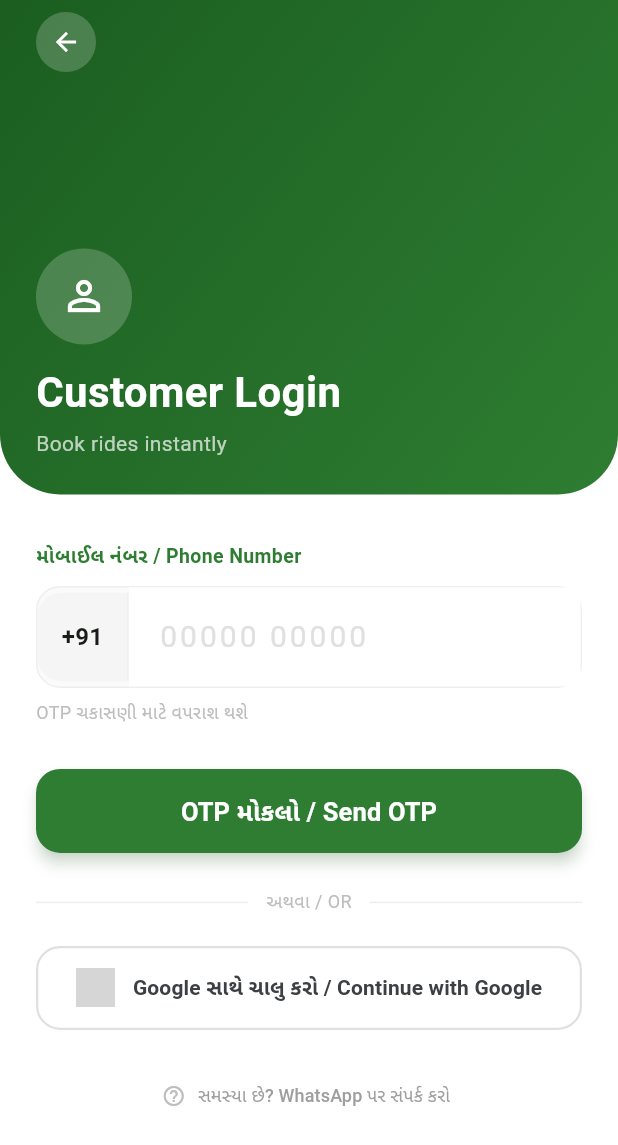
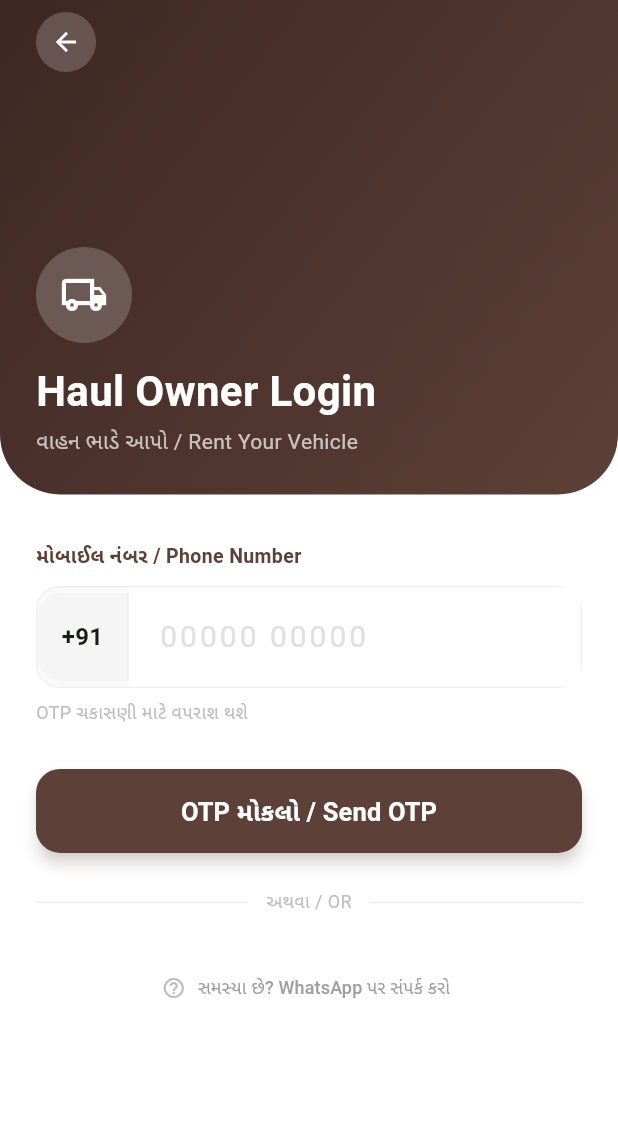
Before and after one commit to Tanvir4801/GaamOps, a Flutter app: the screen it shows after launch, after a tap on "વાહન માલિક — GaamHaul", on a phone screen of 412 x 824 dp. Shown: the top 1145 px of the screen. Run offline on Flutter 3.47's test engine with Material 3 defaults, Android fonts, the phone set to English and light mode, and no system bars; our stand-ins replace cloud_firestore, firebase_auth, firebase_core, firebase_messaging, firebase_storage, flutter_local_notifications and 8 more; missing offline and left inert: geoflutterfire_plus; accounts and stored records are empty; generated files the repository leaves out were written again; grey boxes are pictures that could not be loaded.

Commit message:
Add distinct brown theme for haul owner login and OTP screens
Updated login_screen.dart to include a brown color scheme for haul owner role, modifying the header gradient, title, subtitle, and icon. Also adjusted the Google Sign-In button visibility to hide for haul owners. Modified otp_screen.dart to apply the same brown color scheme to OTP input fields and buttons when the role is 'haul_owner'.

Replit-Commit-Author: Agent
Replit-Commit-Session-Id: b3f8bc69-14a3-4dbd-b024-f28516579e19
Replit-Commit-Checkpoint-Type: full_checkpoint
Replit-Commit-Event-Id: ce6b825e-5e21-4a6f-82de-3eb023b4c1c7
Replit-Commit-Screenshot-Url: https://storage.googleapis.com/screenshot-production-us-central1/41ca1891-4587-4a8d-b932-4e5f5cb112ab/b3f8bc69-14a3-4dbd-b024-f28516579e19/Kz20oWG
Replit-Helium-Checkpoint-Created: true

```diff
--- a/mobile/lib/screens/login_screen.dart
+++ b/mobile/lib/screens/login_screen.dart
@@ -25,11 +25,38 @@ class _LoginScreenState extends State<LoginScreen> {
   bool _googleLoading = false;
   String? _error;
 
-  bool get _isSaathi => widget.role == 'saathi';
-  Color get _color =>
-      _isSaathi ? const Color(0xFFE65100) : const Color(0xFF2E7D32);
-  Color get _darkColor =>
-      _isSaathi ? const Color(0xFFBF360C) : const Color(0xFF1B5E20);
+  bool get _isSaathi    => widget.role == 'saathi';
+  bool get _isHaulOwner => widget.role == 'haul_owner';
+
+  Color get _color {
+    if (_isSaathi)    return const Color(0xFFE65100);
+    if (_isHaulOwner) return const Color(0xFF5D4037);
+    return const Color(0xFF2E7D32);
+  }
+
+  Color get _darkColor {
+    if (_isSaathi)    return const Color(0xFFBF360C);
+    if (_isHaulOwner) return const Color(0xFF3E2723);
+    return const Color(0xFF1B5E20);
+  }
+
+  String get _title {
+    if (_isSaathi)    return 'Saathi Login';
+    if (_isHaulOwner) return 'Haul Owner Login';
+    return 'Customer Login';
+  }
+
+  String get _subtitle {
+    if (_isSaathi)    return 'Earn by Driving';
+    if (_isHaulOwner) return 'વાહન ભાડે આપો / Rent Your Vehicle';
+    return 'Book rides instantly';
+  }
+
+  IconData get _icon {
+    if (_isSaathi)    return Icons.two_wheeler;
+    if (_isHaulOwner) return Icons.local_shipping_outlined;
+    return Icons.person_outline;
+  }
 
   String? _validate(String phone) {
     if (phone.length != 10) return 'Valid 10-digit number enter karao';
@@ -210,16 +237,14 @@ class _LoginScreenState extends State<LoginScreen> {
                           shape: BoxShape.circle,
                         ),
                         child: Icon(
-                          _isSaathi
-                              ? Icons.two_wheeler
-                              : Icons.person_outline,
+                          _icon,
                           color: Colors.white,
                           size: 32,
                         ),
                       ),
                       const SizedBox(height: 12),
                       Text(
-                        _isSaathi ? 'Saathi Login' : 'Customer Login',
+                        _title,
                         style: const TextStyle(
                           fontSize: 28,
                           fontWeight: FontWeight.bold,
@@ -228,9 +253,7 @@ class _LoginScreenState extends State<LoginScreen> {
                       ),
                       const SizedBox(height: 4),
                       Text(
-                        _isSaathi
-                            ? 'Earn by Driving'
-                            : 'Book rides instantly',
+                        _subtitle,
                         style: const TextStyle(
                             fontSize: 14, color: Colors.white70),
                       ),
@@ -395,7 +418,7 @@ class _LoginScreenState extends State<LoginScreen> {
                   const SizedBox(height: 20),
 
                   // Google Sign-In button — customers only
-                  if (!_isSaathi) ...[
+                  if (!_isSaathi && !_isHaulOwner) ...[
                     SizedBox(
                       width: double.infinity,
                       height: 56,
--- a/mobile/lib/screens/otp_screen.dart
+++ b/mobile/lib/screens/otp_screen.dart
@@ -33,8 +33,14 @@ class _OtpScreenState extends State<OtpScreen> {
   bool _loading = false;
   String? _error;
 
-  bool get _isSaathi => widget.role == 'saathi';
-  Color get _color => _isSaathi ? AppColors.primaryOrange : AppColors.primaryGreen;
+  bool get _isSaathi    => widget.role == 'saathi';
+  bool get _isHaulOwner => widget.role == 'haul_owner';
+
+  Color get _color {
+    if (_isSaathi)    return AppColors.primaryOrange;
+    if (_isHaulOwner) return const Color(0xFF5D4037);
+    return AppColors.primaryGreen;
+  }
 
   String get _otp => _controllers.map((c) => c.text).join();
 
```
Also changed, not shown: attached_assets/Screenshot_2026-06-17_at_4.48.15_AM_1781651901314.png (added), attached_assets/Screenshot_2026-06-17_at_4.48.30_AM_1781651913950.png (added).
